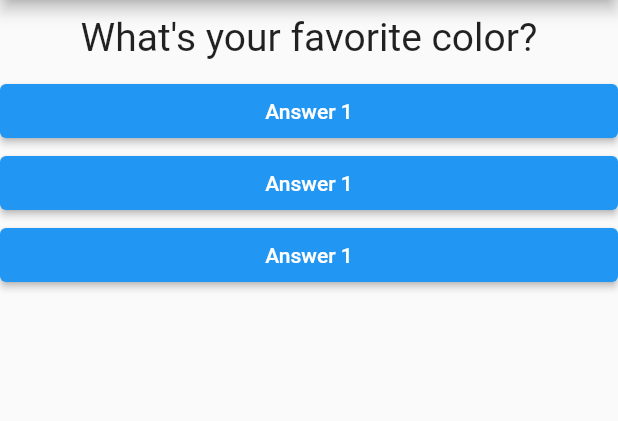
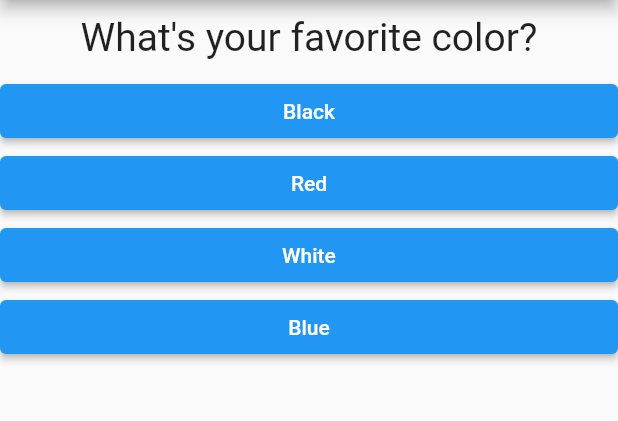
Before and after one commit to shawon-majid/Personality-Test-App-with-Flutter, a Flutter app: the screen it shows after launch, on a phone screen of 412 x 824 dp, the part 84-505 px from its top. Run offline on Flutter 3.47's test engine with Material 2 defaults, Android fonts, the phone set to English and light mode, and no system bars.

Commit message:
added questions and answers and created separate widgets for each of them

```diff
--- a/lib/answer.dart
+++ b/lib/answer.dart
@@ -5,15 +5,19 @@ import 'package:flutter/src/widgets/framework.dart';
 
 class Answer extends StatelessWidget {
   final VoidCallback selectHandler;
+  final String answerText;
 
-  Answer(this.selectHandler);
+  Answer(
+    this.selectHandler,
+    this.answerText,
+  );
 
   @override
   Widget build(BuildContext context) {
     return Container(
       width: double.infinity,
       child: ElevatedButton(
-        child: Text('Answer 1'),
+        child: Text(answerText),
         onPressed: selectHandler,
       ),
     );
--- a/lib/main.dart
+++ b/lib/main.dart
@@ -1,7 +1,8 @@
 import 'package:flutter/material.dart';
+import 'package:flutter_complete_guide/result.dart';
 
-import './question.dart';
-import './answer.dart';
+import './quiz.dart';
+import './result.dart';
 
 void main() => runApp(MyApp());
 
@@ -15,23 +16,33 @@ class MyApp extends StatefulWidget {
 }
 
 class _MyAppState extends State<MyApp> {
+  var _questions = const [
+    {
+      'questionText': 'What\'s your favorite color?',
+      'answers': ['Black', 'Red', 'White', 'Blue'],
+    },
+    {
+      'questionText': 'What\'s your favorite animal?',
+      'answers': ['Rabbit', 'Snake', 'Elephant', 'Lion'],
+    },
+    {
+      'questionText': 'What do you like most?',
+      'answers': ['CP', 'Development', 'Reading', 'Playing'],
+    },
+  ];
+
   var _questionIndex = 0;
 
   void _answerQuestion() {
+    _questionIndex++;
+
     setState(() {});
-    _questionIndex = (_questionIndex + 1) % 3;
 
     print(_questionIndex);
   }
 
   @override
   Widget build(BuildContext context) {
-    var questions = [
-      'What\'s your favorite color?',
-      'What\'s your favorite animal?',
-      'What\'s your favorite book?'
-    ];
-
     return MaterialApp(
       home: Scaffold(
         appBar: AppBar(
@@ -42,16 +53,13 @@ class _MyAppState extends State<MyApp> {
             // style: TextStyle(color: Color.fromARGB(255, 0, 0, 0)),
           ),
         ),
-        body: Column(
-          children: [
-            Question(
-              questions[_questionIndex],
-            ),
-            Answer(_answerQuestion),
-            Answer(_answerQuestion),
-            Answer(_answerQuestion),
-          ],
-        ),
+        body: (_questionIndex < _questions.length)
+            ? Quiz(
+                answerQuestion: _answerQuestion,
+                questions: _questions,
+                questionIndex: _questionIndex,
+              )
+            : Result(),
       ),
     );
   }
--- /dev/null
+++ b/lib/quiz.dart
@@ -0,0 +1,29 @@
+import 'package:flutter/material.dart';
+
+import './question.dart';
+import './answer.dart';
+
+class Quiz extends StatelessWidget {
+  final List<Map<String, Object>> questions;
+  final int questionIndex;
+  final VoidCallback answerQuestion;
+
+  Quiz(
+      {@required this.answerQuestion,
+      @required this.questions,
+      @required this.questionIndex});
+
+  @override
+  Widget build(BuildContext context) {
+    return Column(
+      children: [
+        Question(
+          questions[questionIndex]['questionText'],
+        ),
+        ...(questions[questionIndex]['answers'] as List<String>).map((answer) {
+          return Answer(answerQuestion, answer);
+        })
+      ],
+    );
+  }
+}
--- /dev/null
+++ b/lib/result.dart
@@ -0,0 +1,16 @@
+import 'package:flutter/material.dart';
+
+class Result extends StatelessWidget {
+  @override
+  Widget build(BuildContext context) {
+    return Center(
+      child: Text(
+        'You did it!',
+        style: TextStyle(
+          fontSize: 30,
+          fontFamily: 'Helvetica',
+        ),
+      ),
+    );
+  }
+}
```
